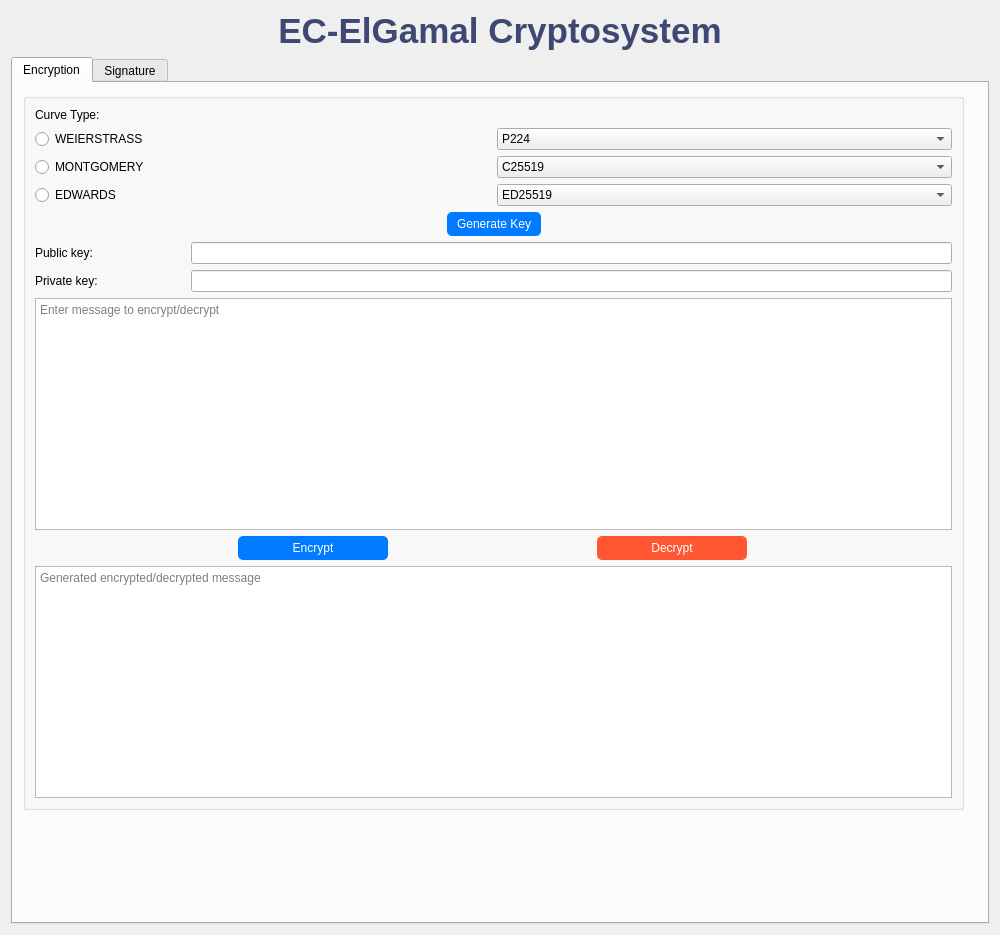
Qt form src/frontend/wireframes/ui_ec_elgamal.ui (phn210/crypto-calcul) before a commit.
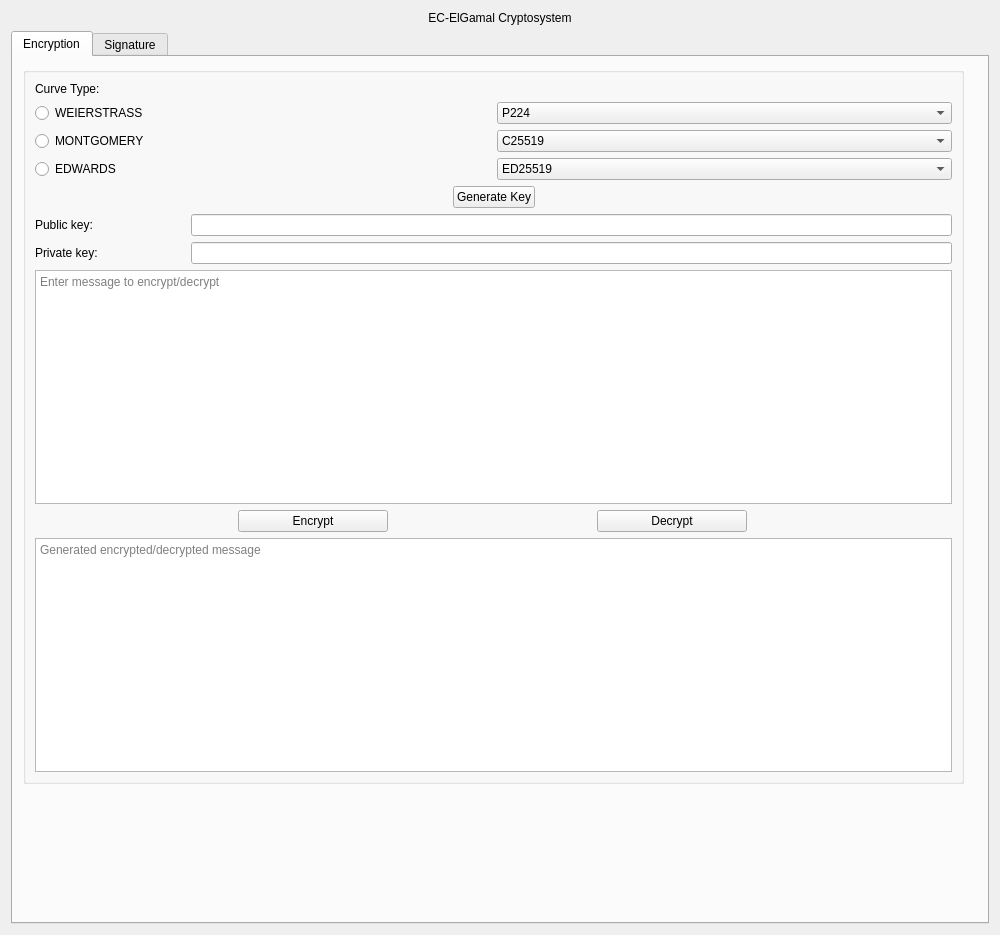
The same form after that commit.

Patch:
```diff
--- a/src/frontend/wireframes/ui_ec_elgamal.ui
+++ b/src/frontend/wireframes/ui_ec_elgamal.ui
@@ -16,9 +16,6 @@
         <layout class="QVBoxLayout" name="mainLayout">
             <item>
                 <widget class="QLabel" name="mainTitle">
-                    <property name="styleSheet">
-                        <string>font-size: 35px; font-weight: bold; color: #3f4773;</string>
-                    </property>
                     <property name="text">
                         <string>EC-ElGamal Cryptosystem</string>
                     </property>
@@ -211,9 +208,6 @@
                                         </item>
                                         <item>
                                             <widget class="QPushButton" name="btnKeyGenEnc">
-                                                <property name="styleSheet">
-                                                    <string notr="true">background-color: #007BFF; color: white; padding: 5px 10px; border-radius: 5px;</string>
-                                                </property>
                                                 <property name="text">
                                                     <string>Generate Key</string>
                                                 </property>
@@ -294,9 +288,6 @@
                                                         <height>30</height>
                                                     </size>
                                                 </property>
-                                                <property name="styleSheet">
-                                                    <string>background-color: #007BFF; color: white; padding: 5px 10px; border-radius: 5px;</string>
-                                                </property>
                                                 <property name="text">
                                                     <string>Encrypt</string>
                                                 </property>
@@ -310,9 +301,6 @@
                                                         <height>30</height>
                                                     </size>
                                                 </property>
-                                                <property name="styleSheet">
-                                                    <string>background-color: #FF5733; color: white; padding: 5px 10px; border-radius: 5px;</string>
-                                                </property>
                                                 <property name="text">
                                                     <string>Decrypt</string>
                                                 </property>
```
Left out of the diff: 9 changed lines with no effect on the pictures.
